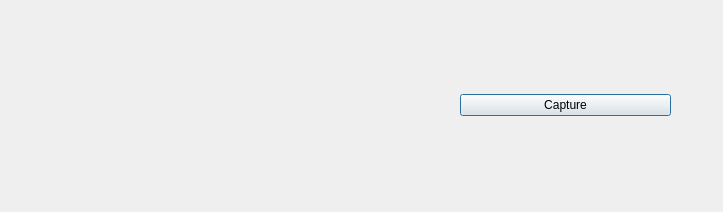
VerzCar/CutCa, file Cutter/Cutter.ui: the form before one commit.
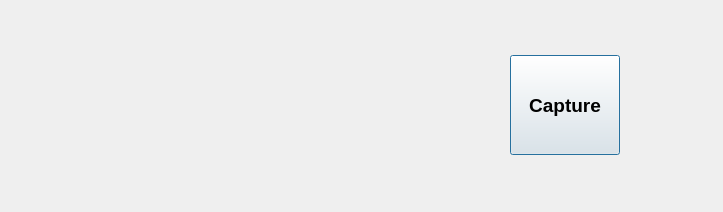
The form after the commit.

The edit to the form file:
```diff
--- a/Cutter/Cutter.ui
+++ b/Cutter/Cutter.ui
@@ -19,15 +19,74 @@
      <x>460</x>
      <y>20</y>
      <width>211</width>
-     <height>171</height>
+     <height>170</height>
     </rect>
    </property>
-   <layout class="QHBoxLayout" name="horizontalLayout">
+   <layout class="QHBoxLayout" name="horizontalLayout" stretch="0">
+    <property name="spacing">
+     <number>6</number>
+    </property>
+    <property name="sizeConstraint">
+     <enum>QLayout::SetMinimumSize</enum>
+    </property>
+    <property name="leftMargin">
+     <number>10</number>
+    </property>
+    <property name="topMargin">
+     <number>10</number>
+    </property>
+    <property name="rightMargin">
+     <number>10</number>
+    </property>
+    <property name="bottomMargin">
+     <number>10</number>
+    </property>
     <item>
      <widget class="QPushButton" name="btnCapture">
+      <property name="sizePolicy">
+       <sizepolicy hsizetype="Fixed" vsizetype="Fixed">
+        <horstretch>0</horstretch>
+        <verstretch>0</verstretch>
+       </sizepolicy>
+      </property>
+      <property name="minimumSize">
+       <size>
+        <width>110</width>
+        <height>100</height>
+       </size>
+      </property>
+      <property name="baseSize">
+       <size>
+        <width>120</width>
+        <height>50</height>
+       </size>
+      </property>
+      <property name="font">
+       <font>
+        <pointsize>14</pointsize>
+        <weight>75</weight>
+        <bold>true</bold>
+        <underline>false</underline>
+       </font>
+      </property>
+      <property name="cursor">
+       <cursorShape>PointingHandCursor</cursorShape>
+      </property>
+      <property name="toolTip">
+       <string>Capture of window</string>
+      </property>
+      <property name="autoFillBackground">
+       <bool>false</bool>
+      </property>
       <property name="text">
        <string>Capture</string>
       </property>
+      <property name="default">
+       <bool>false</bool>
+      </property>
+      <property name="flat">
+       <bool>false</bool>
+      </property>
      </widget>
     </item>
    </layout>
```
